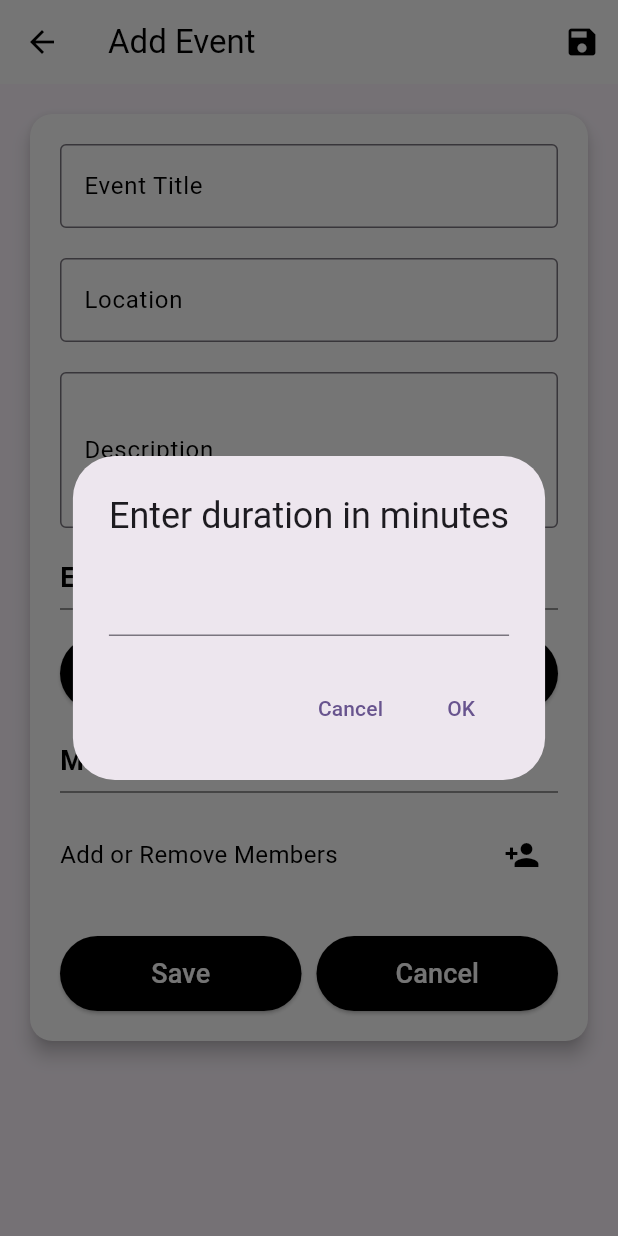
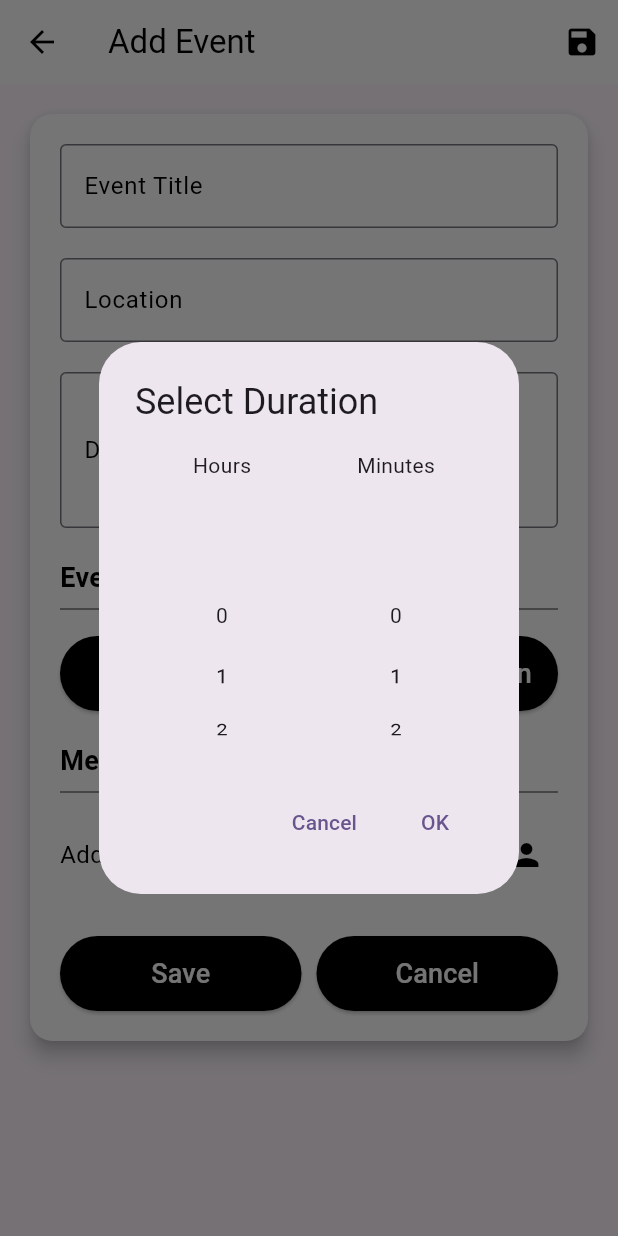
Before and after one commit to suvratp21/calendar-app, a Flutter app: the AddEventPage screen opened directly, after a tap on "Duration", on a phone screen of 412 x 824 dp. Run offline on Flutter 3.47's test engine with Material 3 defaults, Android fonts, the phone set to English and light mode, and no system bars; our stand-ins replace awesome_notifications, cloud_firestore, firebase_auth, firebase_core, flutter_contacts, google_sign_in and 2 more; accounts and stored records are empty.

Commit message:
duration  ui

```diff
--- a/lib/add_event_page.dart
+++ b/lib/add_event_page.dart
@@ -108,36 +108,87 @@ class _AddEventPageState extends State<AddEventPage> {
   }
 
   Future<void> _pickDuration() async {
-    final duration = await showDialog<Duration>(
+    int selectedHours = 0;
+    int selectedMinutes = 0;
+    await showDialog(
       context: context,
-        builder: (ctx) {
-          final controller = TextEditingController();
+      builder: (context) {
+        return StatefulBuilder(
+          builder: (context, setStateDialog) {
             return AlertDialog(
-            title: const Text('Enter duration in minutes'),
-            content: TextField(
-              controller: controller,
-              keyboardType: TextInputType.number,
+              title: const Text("Select Duration"),
+              content: SizedBox(
+                height: 200,
+                child: Row(
+                  children: [
+                    Expanded(
+                      child: Column(
+                        children: [
+                          const Text("Hours"),
+                          Expanded(
+                            child: ListWheelScrollView.useDelegate(
+                              itemExtent: 40,
+                              onSelectedItemChanged: (index) {
+                                setStateDialog(() {
+                                  selectedHours = index;
+                                });
+                              },
+                              childDelegate: ListWheelChildBuilderDelegate(
+                                builder: (context, index) {
+                                  if (index < 0 || index > 12) return null;
+                                  return Center(child: Text("$index"));
+                                },
+                              ),
+                            ),
+                          ),
+                        ],
+                      ),
+                    ),
+                    Expanded(
+                      child: Column(
+                        children: [
+                          const Text("Minutes"),
+                          Expanded(
+                            child: ListWheelScrollView.useDelegate(
+                              itemExtent: 40,
+                              onSelectedItemChanged: (index) {
+                                setStateDialog(() {
+                                  selectedMinutes = index;
+                                });
+                              },
+                              childDelegate: ListWheelChildBuilderDelegate(
+                                builder: (context, index) {
+                                  if (index < 0 || index > 59) return null;
+                                  return Center(child: Text("$index"));
+                                },
+                              ),
+                            ),
+                          ),
+                        ],
+                      ),
+                    ),
+                  ],
+                ),
               ),
               actions: [
                 TextButton(
-                  onPressed: () => Navigator.pop(ctx),
-                  child: const Text("Cancel")),
+                  onPressed: () => Navigator.pop(context),
+                  child: const Text("Cancel"),
+                ),
                 TextButton(
-                  onPressed: () {
-                    final mins = int.tryParse(controller.text);
-                    if (mins != null) {
-                      Navigator.pop(ctx, Duration(minutes: mins));
-                    } else {
-                      Navigator.pop(ctx);
-                    }
-                  },
-                  child: const Text("OK"))
+                  onPressed: () => Navigator.pop(context),
+                  child: const Text("OK"),
+                ),
               ],
             );
-        });
-    if (duration != null && _startTime != null) {
+          },
+        );
+      },
+    );
+    if (_startTime != null) {
       setState(() {
-        _endTime = _startTime!.add(duration);
+        _endTime = _startTime!
+            .add(Duration(hours: selectedHours, minutes: selectedMinutes));
       });
     }
   }
```
Also changed, not shown: lib/edit_event_page.dart (+72 -21 lines). Lines whose indentation alone changed are shown as unchanged.
